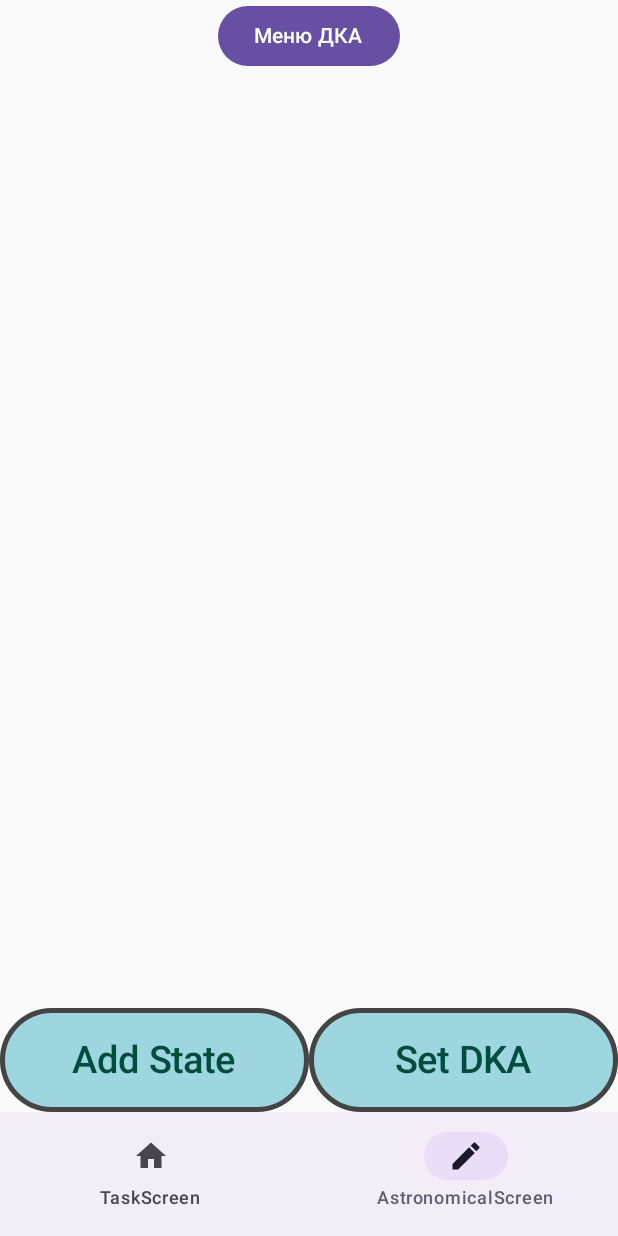
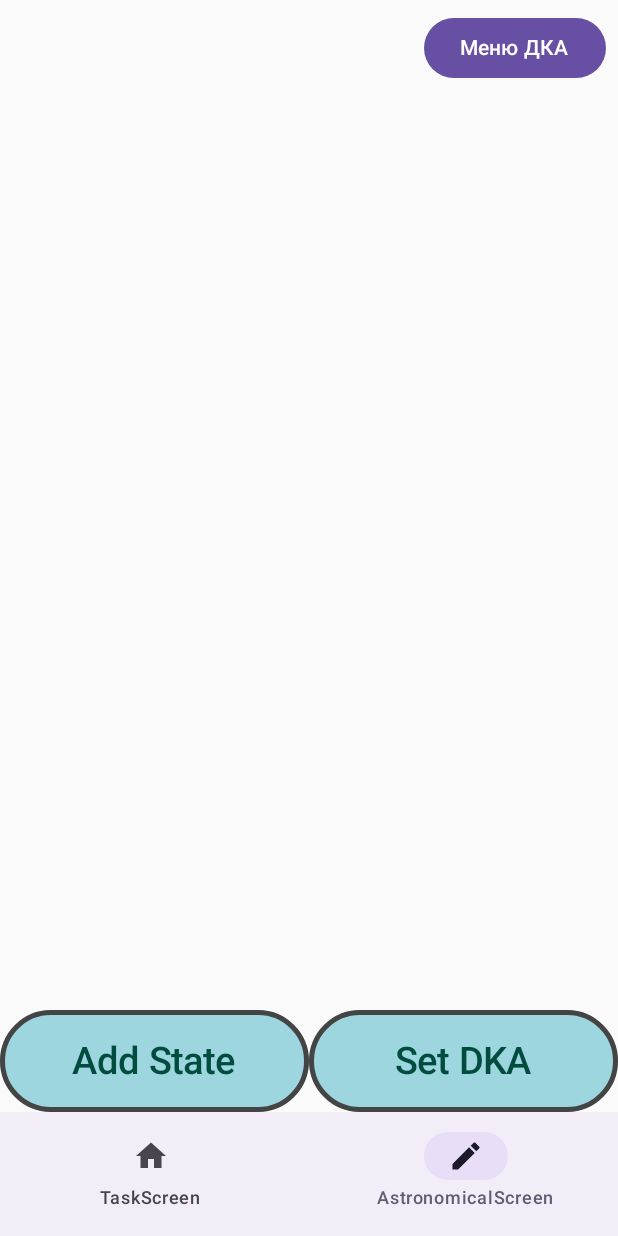
Before and after one commit to IP-115-Popov/tiaplaba5, an Android app built with Jetpack Compose: the DKAScreen screen opened through its navigation route, on a phone screen of 412 x 824 dp. Run offline under Robolectric (Android 15) with nearby library versions, the phone set to English and light mode, and no system bars.

Commit message:
Улучшил интерфейс

```diff
--- a/app/src/main/java/ru/sergey/tiap/presentation/screens/DKAScreen.kt
+++ b/app/src/main/java/ru/sergey/tiap/presentation/screens/DKAScreen.kt
@@ -2,6 +2,8 @@ package ru.sergey.tiap.presentation.screens
 
 import android.widget.Toast
 import androidx.compose.foundation.BorderStroke
+import androidx.compose.foundation.background
+import androidx.compose.foundation.layout.Arrangement
 import androidx.compose.foundation.layout.Column
 import androidx.compose.foundation.layout.Row
 import androidx.compose.foundation.layout.Spacer
@@ -13,6 +15,7 @@ import androidx.compose.foundation.layout.padding
 import androidx.compose.foundation.layout.width
 import androidx.compose.foundation.lazy.LazyColumn
 import androidx.compose.foundation.lazy.itemsIndexed
+import androidx.compose.foundation.shape.RoundedCornerShape
 import androidx.compose.material3.Button
 import androidx.compose.material3.ButtonDefaults
 import androidx.compose.material3.Checkbox
@@ -42,6 +45,7 @@ import androidx.compose.ui.window.Dialog
 import androidx.lifecycle.viewmodel.compose.viewModel
 import ru.sergey.domain.models.State
 import ru.sergey.tiap.R
+import ru.sergey.tiap.presentation.theme.ui.Pink80
 import ru.sergey.tiap.viewmodel.DKAScreenViewModel
 
 
@@ -78,7 +82,15 @@ fun DKAScreen(vm: DKAScreenViewModel = viewModel()) {
     val showLoadDialog = remember { mutableStateOf(false) }
 
     Column(modifier = Modifier.fillMaxSize()) {
-        DkaMenu(vm, showSaveDialog, showLoadDialog)
+        Row(
+            modifier = Modifier
+                .fillMaxWidth()
+                .padding(8.dp), // Добавляем отступ 8 dp
+            horizontalArrangement = Arrangement.End
+        ) {
+            DkaMenu(vm, showSaveDialog, showLoadDialog)
+        }
+
         LazyColumn(Modifier.fillMaxSize(0.9f)) {
             itemsIndexed(items.value) { index, state ->
                 StateItem(index, state, vm)
@@ -124,7 +136,7 @@ fun DKAScreen(vm: DKAScreenViewModel = viewModel()) {
     if (showSaveDialog.value) {
         Dialog(onDismissRequest = { showSaveDialog.value = false }) {
             Column(
-                modifier = Modifier.padding(16.dp),
+                modifier = Modifier.padding(16.dp).background(Pink80, RoundedCornerShape(20.dp)),
                 horizontalAlignment = Alignment.CenterHorizontally
             ) {
                 var selectedItem : String? = null
@@ -172,7 +184,7 @@ fun DKAScreen(vm: DKAScreenViewModel = viewModel()) {
     if (showLoadDialog.value) {
         Dialog(onDismissRequest = { showLoadDialog.value = false }) {
             Column(
-                modifier = Modifier.padding(16.dp),
+                modifier = Modifier.padding(16.dp).background(Pink80, RoundedCornerShape(20.dp)),
                 horizontalAlignment = Alignment.CenterHorizontally
             ) {
                 var selectedItem : String? = null
@@ -232,7 +244,6 @@ fun DkaMenu(vm : DKAScreenViewModel, showSaveDialog: MutableState<Boolean>, show
     val items = listOf("Сохранить ДКА", "Загрузить ДКА")
 
     Column(
-        modifier = Modifier.fillMaxWidth(),
         horizontalAlignment = Alignment.CenterHorizontally
     ) {
         Button(onClick = { expanded.value = true }) {
```
